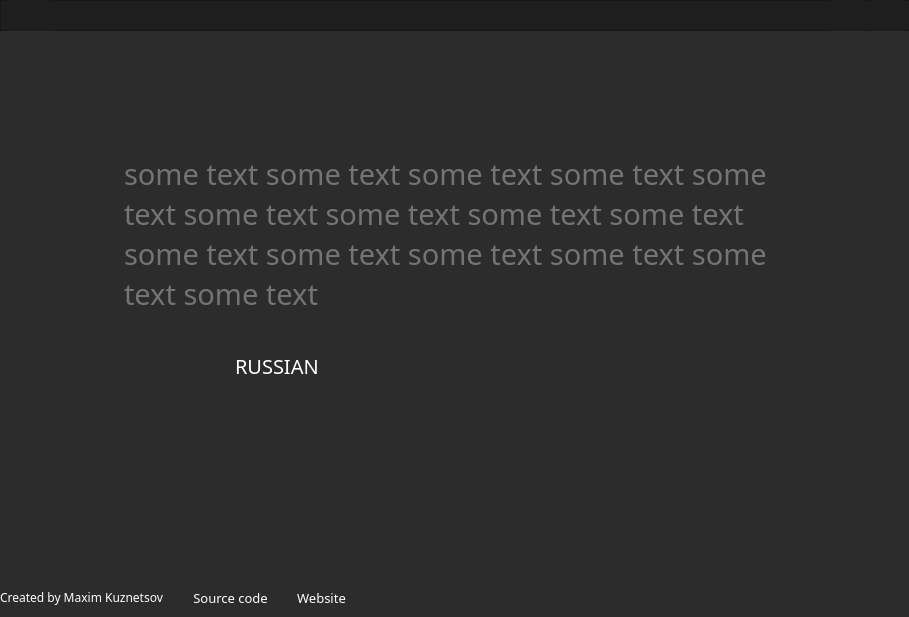
Qt form mainwindow.ui (kuzia99/SpeedTypingMaster) before a commit.
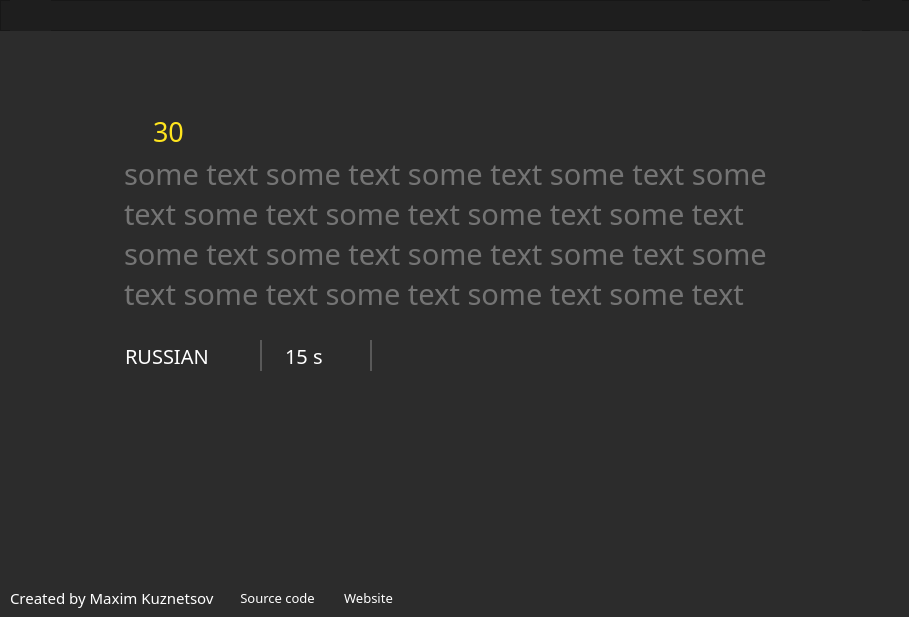
The same form after that commit. Icons and pictures are not drawn. Custom widgets are drawn as their Qt base class.

Commit message: timer counter decrement

Diff of the .ui file:
```diff
--- a/mainwindow.ui
+++ b/mainwindow.ui
@@ -92,7 +92,7 @@
 &lt;html&gt;&lt;head&gt;&lt;meta name=&quot;qrichtext&quot; content=&quot;1&quot; /&gt;&lt;meta charset=&quot;utf-8&quot; /&gt;&lt;style type=&quot;text/css&quot;&gt;
 p, li { white-space: pre-wrap; }
 &lt;/style&gt;&lt;/head&gt;&lt;body style=&quot; font-family:'Kanit'; font-size:22pt; font-weight:400; font-style:normal;&quot;&gt;
-&lt;p style=&quot; margin-top:0px; margin-bottom:0px; margin-left:0px; margin-right:0px; -qt-block-indent:0; text-indent:0px;&quot;&gt;&lt;span style=&quot; color:#747474;&quot;&gt;some text some text some text some text some text some text some text some text some text some text some text some text some text some text some text&lt;/span&gt;&lt;/p&gt;&lt;/body&gt;&lt;/html&gt;</string>
+&lt;p style=&quot; margin-top:0px; margin-bottom:0px; margin-left:0px; margin-right:0px; -qt-block-indent:0; text-indent:0px;&quot;&gt;&lt;span style=&quot; color:#747474;&quot;&gt;some text some text some text some text some text some text some text some text some text some text some text some text some text some text some text some text some text some text some text some text&lt;/span&gt;&lt;/p&gt;&lt;/body&gt;&lt;/html&gt;</string>
     </property>
     <property name="acceptRichText">
      <bool>true</bool>
@@ -107,9 +107,9 @@
    <widget class="QWidget" name="layoutWidget">
     <property name="geometry">
      <rect>
-      <x>0</x>
+      <x>10</x>
       <y>580</y>
-      <width>346</width>
+      <width>383</width>
       <height>35</height>
      </rect>
     </property>
@@ -119,6 +119,7 @@
        <property name="font">
         <font>
          <family>Kanit</family>
+         <pointsize>11</pointsize>
         </font>
        </property>
        <property name="text">
@@ -274,8 +275,8 @@
    <widget class="QComboBox" name="comboBox">
     <property name="geometry">
      <rect>
-      <x>230</x>
-      <y>350</y>
+      <x>120</x>
+      <y>340</y>
       <width>131</width>
       <height>31</height>
      </rect>
@@ -573,8 +574,8 @@
    <widget class="QPushButton" name="pushButton">
     <property name="geometry">
      <rect>
-      <x>400</x>
-      <y>349</y>
+      <x>390</x>
+      <y>340</y>
       <width>32</width>
       <height>32</height>
      </rect>
@@ -745,6 +746,426 @@
      </property>
     </widget>
    </widget>
+   <widget class="QComboBox" name="comboBox_2">
+    <property name="geometry">
+     <rect>
+      <x>280</x>
+      <y>340</y>
+      <width>96</width>
+      <height>31</height>
+     </rect>
+    </property>
+    <property name="minimumSize">
+     <size>
+      <width>96</width>
+      <height>0</height>
+     </size>
+    </property>
+    <property name="maximumSize">
+     <size>
+      <width>76</width>
+      <height>16777215</height>
+     </size>
+    </property>
+    <property name="palette">
+     <palette>
+      <active>
+       <colorrole role="WindowText">
+        <brush brushstyle="SolidPattern">
+         <color alpha="255">
+          <red>255</red>
+          <green>255</green>
+          <blue>255</blue>
+         </color>
+        </brush>
+       </colorrole>
+       <colorrole role="Button">
+        <brush brushstyle="SolidPattern">
+         <color alpha="255">
+          <red>44</red>
+          <green>44</green>
+          <blue>44</blue>
+         </color>
+        </brush>
+       </colorrole>
+       <colorrole role="Text">
+        <brush brushstyle="SolidPattern">
+         <color alpha="255">
+          <red>255</red>
+          <green>255</green>
+          <blue>255</blue>
+         </color>
+        </brush>
+       </colorrole>
+       <colorrole role="ButtonText">
+        <brush brushstyle="SolidPattern">
+         <color alpha="255">
+          <red>255</red>
+          <green>255</green>
+          <blue>255</blue>
+         </color>
+        </brush>
+       </colorrole>
+       <colorrole role="Base">
+        <brush brushstyle="SolidPattern">
+         <color alpha="255">
+          <red>44</red>
+          <green>44</green>
+          <blue>44</blue>
+         </color>
+        </brush>
+       </colorrole>
+       <colorrole role="Window">
+        <brush brushstyle="SolidPattern">
+         <color alpha="255">
+          <red>44</red>
+          <green>44</green>
+          <blue>44</blue>
+         </color>
+        </brush>
+       </colorrole>
+       <colorrole role="Shadow">
+        <brush brushstyle="SolidPattern">
+         <color alpha="0">
+          <red>105</red>
+          <green>105</green>
+          <blue>105</blue>
+         </color>
+        </brush>
+       </colorrole>
+       <colorrole role="PlaceholderText">
+        <brush brushstyle="SolidPattern">
+         <color alpha="255">
+          <red>255</red>
+          <green>255</green>
+          <blue>255</blue>
+         </color>
+        </brush>
+       </colorrole>
+      </active>
+      <inactive>
+       <colorrole role="WindowText">
+        <brush brushstyle="SolidPattern">
+         <color alpha="255">
+          <red>255</red>
+          <green>255</green>
+          <blue>255</blue>
+         </color>
+        </brush>
+       </colorrole>
+       <colorrole role="Button">
+        <brush brushstyle="SolidPattern">
+         <color alpha="255">
+          <red>44</red>
+          <green>44</green>
+          <blue>44</blue>
+         </color>
+        </brush>
+       </colorrole>
+       <colorrole role="Text">
+        <brush brushstyle="SolidPattern">
+         <color alpha="255">
+          <red>255</red>
+          <green>255</green>
+          <blue>255</blue>
+         </color>
+        </brush>
+       </colorrole>
+       <colorrole role="ButtonText">
+        <brush brushstyle="SolidPattern">
+         <color alpha="255">
+          <red>255</red>
+          <green>255</green>
+          <blue>255</blue>
+         </color>
+        </brush>
+       </colorrole>
+       <colorrole role="Base">
+        <brush brushstyle="SolidPattern">
+         <color alpha="255">
+          <red>44</red>
+          <green>44</green>
+          <blue>44</blue>
+         </color>
+        </brush>
+       </colorrole>
+       <colorrole role="Window">
+        <brush brushstyle="SolidPattern">
+         <color alpha="255">
+          <red>44</red>
+          <green>44</green>
+          <blue>44</blue>
+         </color>
+        </brush>
+       </colorrole>
+       <colorrole role="Shadow">
+        <brush brushstyle="SolidPattern">
+         <color alpha="255">
+          <red>105</red>
+          <green>105</green>
+          <blue>105</blue>
+         </color>
+        </brush>
+       </colorrole>
+       <colorrole role="PlaceholderText">
+        <brush brushstyle="SolidPattern">
+         <color alpha="255">
+          <red>255</red>
+          <green>255</green>
+          <blue>255</blue>
+         </color>
+        </brush>
+       </colorrole>
+      </inactive>
+      <disabled>
+       <colorrole role="WindowText">
+        <brush brushstyle="SolidPattern">
+         <color alpha="255">
+          <red>255</red>
+          <green>255</green>
+          <blue>255</blue>
+         </color>
+        </brush>
+       </colorrole>
+       <colorrole role="Button">
+        <brush brushstyle="SolidPattern">
+         <color alpha="255">
+          <red>44</red>
+          <green>44</green>
+          <blue>44</blue>
+         </color>
+        </brush>
+       </colorrole>
+       <colorrole role="Text">
+        <brush brushstyle="SolidPattern">
+         <color alpha="255">
+          <red>255</red>
+          <green>255</green>
+          <blue>255</blue>
+         </color>
+        </brush>
+       </colorrole>
+       <colorrole role="ButtonText">
+        <brush brushstyle="SolidPattern">
+         <color alpha="255">
+          <red>255</red>
+          <green>255</green>
+          <blue>255</blue>
+         </color>
+        </brush>
+       </colorrole>
+       <colorrole role="Base">
+        <brush brushstyle="SolidPattern">
+         <color alpha="255">
+          <red>44</red>
+          <green>44</green>
+          <blue>44</blue>
+         </color>
+        </brush>
+       </colorrole>
+       <colorrole role="Window">
+        <brush brushstyle="SolidPattern">
+         <color alpha="255">
+          <red>44</red>
+          <green>44</green>
+          <blue>44</blue>
+         </color>
+        </brush>
+       </colorrole>
+       <colorrole role="Shadow">
+        <brush brushstyle="SolidPattern">
+         <color alpha="255">
+          <red>0</red>
+          <green>0</green>
+          <blue>0</blue>
+         </color>
+        </brush>
+       </colorrole>
+       <colorrole role="PlaceholderText">
+        <brush brushstyle="SolidPattern">
+         <color alpha="255">
+          <red>255</red>
+          <green>255</green>
+          <blue>255</blue>
+         </color>
+        </brush>
+       </colorrole>
+      </disabled>
+     </palette>
+    </property>
+    <property name="font">
+     <font>
+      <family>Kanit</family>
+      <pointsize>15</pointsize>
+     </font>
+    </property>
+    <property name="focusPolicy">
+     <enum>Qt::NoFocus</enum>
+    </property>
+    <property name="contextMenuPolicy">
+     <enum>Qt::ActionsContextMenu</enum>
+    </property>
+    <property name="styleSheet">
+     <string notr="true">QComboBox {
+    border: 0px;
+    border-radius: 10px;
+    min-width: 6em;
+}
+
+QComboBox::drop-down 
+{
+    border: 0px;
+}
+
+
+QComboBox QAbstractItemView {
+  background-color: #1E1E1E;
+  padding: 5px;
+  selection-background-color: lightgray;
+}
+
+QComboBox::down-arrow {
+	image: url(:/img/arrow_down.png);
+	width :22;
+	height :22;
+	margin-top: 10,5px;
+	margin-right: 15px;
+}
+
+QComboBox::hover
+{
+  background-color: #1E1E1E;
+}
+
+QComboBox::item::hover
+{
+  background-color: #1E1E1E;
+}
+</string>
+    </property>
+    <property name="frame">
+     <bool>true</bool>
+    </property>
+    <item>
+     <property name="text">
+      <string>15 s</string>
+     </property>
+    </item>
+    <item>
+     <property name="text">
+      <string>30 s</string>
+     </property>
+    </item>
+    <item>
+     <property name="text">
+      <string>60 s</string>
+     </property>
+    </item>
+    <item>
+     <property name="text">
+      <string>120 s</string>
+     </property>
+    </item>
+   </widget>
+   <widget class="QFrame" name="frame_2">
+    <property name="geometry">
+     <rect>
+      <x>260</x>
+      <y>340</y>
+      <width>2</width>
+      <height>31</height>
+     </rect>
+    </property>
+    <property name="styleSheet">
+     <string notr="true">background-color: rgb(116, 116, 116);</string>
+    </property>
+    <property name="frameShape">
+     <enum>QFrame::StyledPanel</enum>
+    </property>
+    <property name="frameShadow">
+     <enum>QFrame::Raised</enum>
+    </property>
+   </widget>
+   <widget class="QFrame" name="frame_3">
+    <property name="geometry">
+     <rect>
+      <x>370</x>
+      <y>340</y>
+      <width>2</width>
+      <height>31</height>
+     </rect>
+    </property>
+    <property name="styleSheet">
+     <string notr="true">background-color: rgb(116, 116, 116);</string>
+    </property>
+    <property name="frameShape">
+     <enum>QFrame::StyledPanel</enum>
+    </property>
+    <property name="frameShadow">
+     <enum>QFrame::Raised</enum>
+    </property>
+   </widget>
+   <widget class="QWidget" name="layoutWidget">
+    <property name="geometry">
+     <rect>
+      <x>120</x>
+      <y>110</y>
+      <width>71</width>
+      <height>43</height>
+     </rect>
+    </property>
+    <layout class="QHBoxLayout" name="horizontalLayout_4">
+     <property name="spacing">
+      <number>5</number>
+     </property>
+     <item>
+      <widget class="QLabel" name="labelTimerIcon">
+       <property name="sizePolicy">
+        <sizepolicy hsizetype="Maximum" vsizetype="Maximum">
+         <horstretch>0</horstretch>
+         <verstretch>0</verstretch>
+        </sizepolicy>
+       </property>
+       <property name="maximumSize">
+        <size>
+         <width>28</width>
+         <height>28</height>
+        </size>
+       </property>
+       <property name="font">
+        <font>
+         <family>Kanit</family>
+        </font>
+       </property>
+       <property name="text">
+        <string/>
+       </property>
+       <property name="pixmap">
+        <pixmap resource="res.qrc">:/new/image/img/stopwatch.png</pixmap>
+       </property>
+       <property name="scaledContents">
+        <bool>true</bool>
+       </property>
+      </widget>
+     </item>
+     <item>
+      <widget class="QLabel" name="labelTimerCounter">
+       <property name="font">
+        <font>
+         <family>Kanit</family>
+         <pointsize>20</pointsize>
+        </font>
+       </property>
+       <property name="styleSheet">
+        <string notr="true">color: rgb(255, 229, 30);</string>
+       </property>
+       <property name="text">
+        <string>30</string>
+       </property>
+      </widget>
+     </item>
+    </layout>
+   </widget>
   </widget>
  </widget>
  <customwidgets>
```
Left out of the diff: 3 changed lines with no effect on the pictures. The commit also changes 19 other files.
